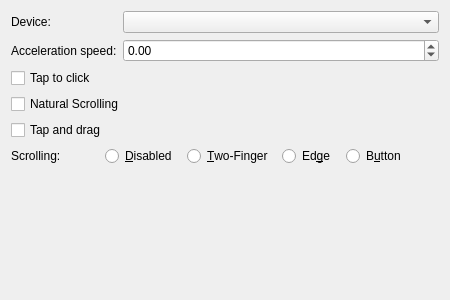
lxqt/lxqt-config, file lxqt-config-input/touchpadconfig.ui: the form before one commit.
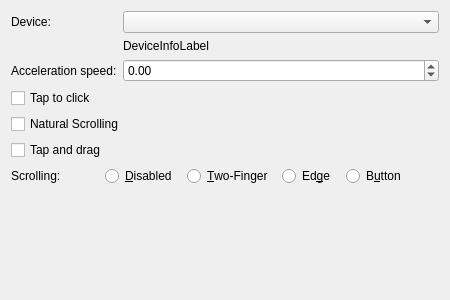
The form after the commit.

```diff
--- a/lxqt-config-input/touchpadconfig.ui
+++ b/lxqt-config-input/touchpadconfig.ui
@@ -139,6 +139,13 @@
      </item>
     </layout>
    </item>
+   <item row="1" column="1">
+    <widget class="QLabel" name="deviceInfoLabel">
+     <property name="text">
+      <string>DeviceInfoLabel</string>
+     </property>
+    </widget>
+   </item>
   </layout>
  </widget>
  <resources/>
```
